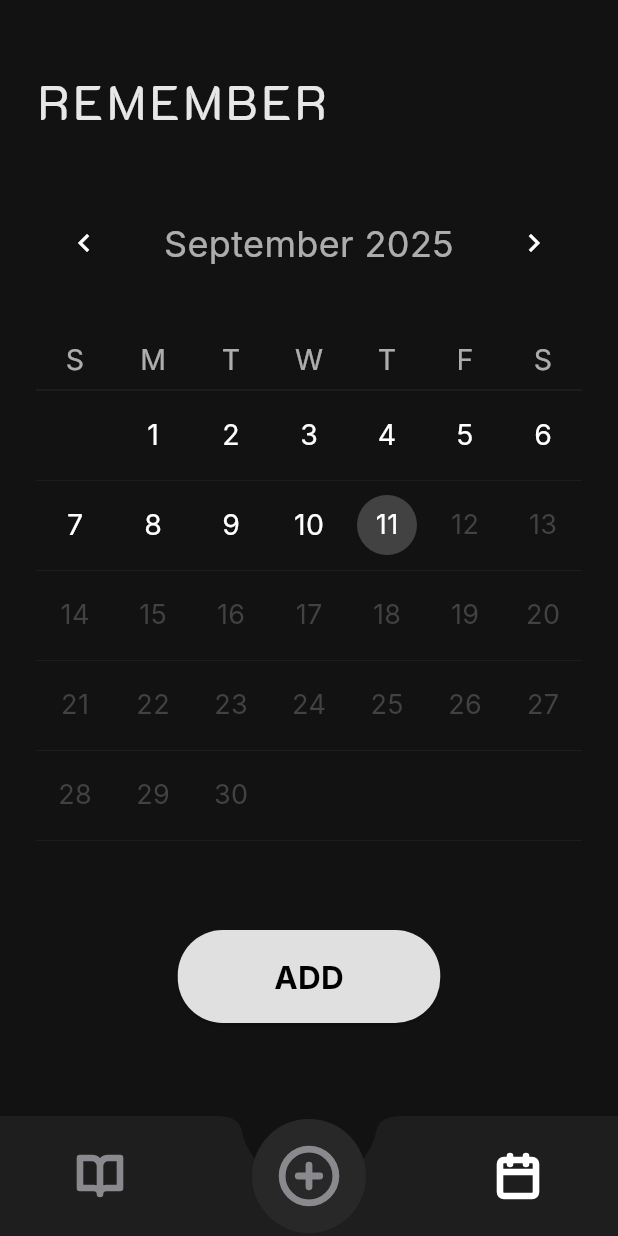
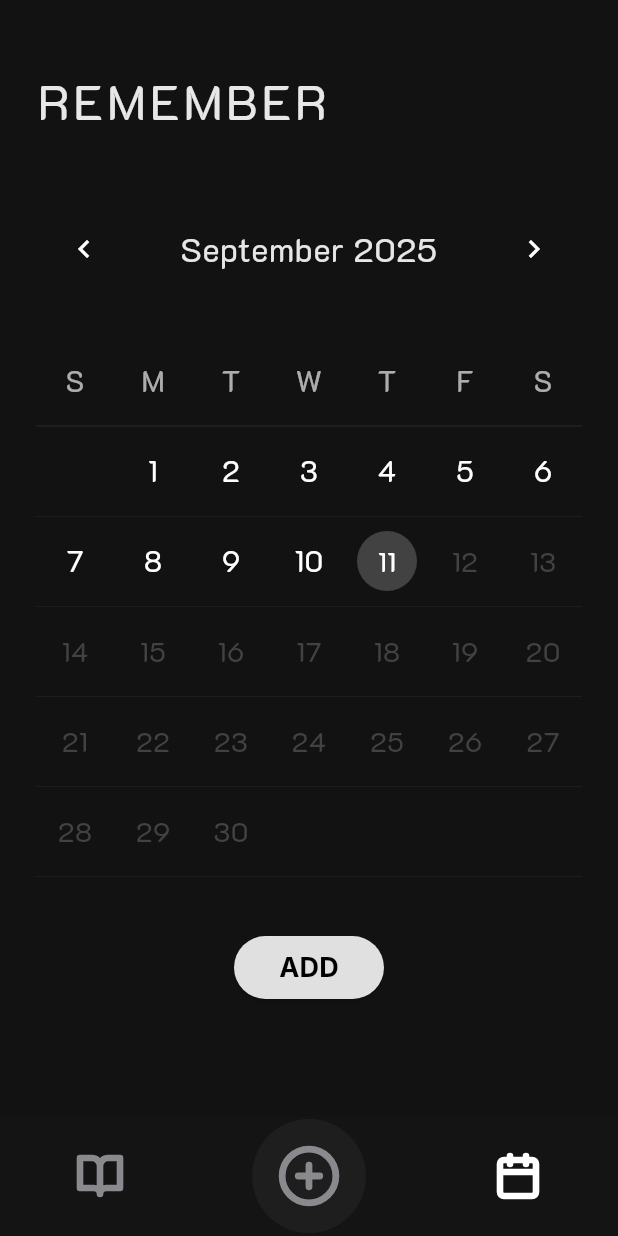
Before and after one commit to AQueMark/flutter_app_1, a Flutter app: the screen it shows after launch, item 3 of the bottom bar chosen, on a phone screen of 412 x 824 dp. Run offline on Flutter 3.47's test engine with Material 3 defaults, Android fonts, the phone set to English and light mode, and no system bars; drawn by our look-alikes of table_calendar; our stand-ins replace flutter_svg, sqflite; accounts and stored records are empty; Roboto replaces fonts that are missing (Inter).

Commit message:
fix: UI changes - font, bottombar, spacing

```diff
--- a/lib/screens/calendar_screen.dart
+++ b/lib/screens/calendar_screen.dart
@@ -59,7 +59,7 @@ class CalendarScreenState extends State<CalendarScreen> {
                   letterSpacing: 2.40,
                 ),
               ),
-              const SizedBox(height: 32),
+              const SizedBox(height: 36),
               Container(
                 decoration: BoxDecoration(
                   border: Border(
@@ -79,7 +79,7 @@ class CalendarScreenState extends State<CalendarScreen> {
                     });
                   },
                   rowHeight: 60,
-                  daysOfWeekHeight: 40,
+                  daysOfWeekHeight: 60,
                   enabledDayPredicate: (date) {
                     return !date.isAfter(DateTime.now());
                   },
@@ -87,23 +87,23 @@ class CalendarScreenState extends State<CalendarScreen> {
                     formatButtonVisible: false,
                     titleCentered: true,
                     titleTextStyle: const TextStyle(
-                      color: Color(0xB7EAEAEA),
-                      fontSize: 24,
-                      fontFamily: 'Inter',
+                      color: Color.fromARGB(255, 231, 229, 229),
+                      fontSize: 22,
+                      fontFamily: 'K2D',
                       fontWeight: FontWeight.w400,
                     ),
                     headerPadding: const EdgeInsets.only(top: 16.0, bottom: 34.0),
                   ),
                   daysOfWeekStyle: DaysOfWeekStyle(
-                    weekdayStyle: const TextStyle(color: Color(0xB7EAEAEA), fontSize: 19),
-                    weekendStyle: const TextStyle(color: Color(0xB7EAEAEA), fontSize: 19),
+                    weekdayStyle: const TextStyle(color: Color(0xB7EAEAEA), fontSize: 19,fontFamily: 'K2D'),
+                    weekendStyle: const TextStyle(color: Color(0xB7EAEAEA), fontSize: 19,fontFamily: 'K2D'),
                     decoration: BoxDecoration(
                       border: Border(bottom: BorderSide(color: Colors.grey.shade900, width: 0.5)),
                     ),
                   ),
                   calendarStyle: CalendarStyle(
-                    defaultTextStyle: const TextStyle(color: Colors.white, fontSize: 19),
-                    weekendTextStyle: const TextStyle(color: Colors.white, fontSize: 19),
+                    defaultTextStyle: const TextStyle(color: Colors.white, fontSize: 19,fontFamily: 'K2D'),
+                    weekendTextStyle: const TextStyle(color: Colors.white, fontSize: 19,fontFamily: 'K2D'),
                     outsideDaysVisible: false,
                     rowDecoration: BoxDecoration(
                       border: Border(top: BorderSide(color: Colors.grey.shade900, width: 0.5)),
@@ -113,7 +113,7 @@ class CalendarScreenState extends State<CalendarScreen> {
                     disabledBuilder: (context, date, events) => Center(
                       child: Text(
                         '${date.day}',
-                        style: TextStyle(color: Colors.grey.shade800, fontSize: 18),
+                        style: TextStyle(color: Colors.grey.shade800, fontSize: 18, fontFamily: 'K2D'),
                       ),
                     ),
                     dowBuilder: (context, day) {
@@ -121,7 +121,7 @@ class CalendarScreenState extends State<CalendarScreen> {
                       return Center(
                         child: Text(
                           text.substring(0, 1),
-                          style: const TextStyle(color: Color(0xB7EAEAEA), fontSize: 19),
+                          style: const TextStyle(color: Color(0xB7EAEAEA), fontSize: 19,fontFamily: 'K2D'),
                         ),
                       );
                     },
@@ -136,7 +136,7 @@ class CalendarScreenState extends State<CalendarScreen> {
                           ),
                           child: Text(
                             '${day.day}',
-                            style: const TextStyle(color: Colors.white, fontSize: 19),
+                            style: const TextStyle(color: Colors.white, fontSize: 19,fontFamily: 'K2D'),
                           ),
                         );
                       }
@@ -149,7 +149,7 @@ class CalendarScreenState extends State<CalendarScreen> {
                         color: Colors.grey.shade800,
                         shape: BoxShape.circle,
                       ),
-                      child: Text('${date.day}', style: const TextStyle(color: Colors.white, fontSize: 18)),
+                      child: Text('${date.day}', style: const TextStyle(color: Colors.white, fontSize: 18,fontFamily: 'K2D')),
                     ),
                   ),
                 ),
@@ -157,7 +157,7 @@ class CalendarScreenState extends State<CalendarScreen> {
               const Spacer(),
               Center(
                 child: SizedBox(
-                  width: 175,
+                  width: 100,
                   child: ElevatedButton(
                     onPressed: () {
                       // --- CHANGE: Use the callback to navigate ---
@@ -169,20 +169,20 @@ class CalendarScreenState extends State<CalendarScreen> {
                       shape: RoundedRectangleBorder(
                         borderRadius: BorderRadius.circular(30),
                       ),
-                      padding: const EdgeInsets.symmetric(horizontal: 60, vertical: 16),
+                      padding: const EdgeInsets.symmetric(horizontal: 24, vertical: 8),
                     ),
                     child: Text(
                       hasEntry ? 'VIEW' : 'ADD',
                       style: const TextStyle(
                         fontFamily: 'Inter',
                         fontWeight: FontWeight.bold,
-                        fontSize: 21,
+                        fontSize: 18,
                       ),
                     ),
                   ),
                 ),
               ),
-              const SizedBox(height: 62),
+              const SizedBox(height: 75),
             ],
           ),
         ),
--- a/lib/widgets/custom_bottom_nav_bar.dart
+++ b/lib/widgets/custom_bottom_nav_bar.dart
@@ -14,13 +14,12 @@ class CustomBottomNavBar extends StatelessWidget {
   @override
   Widget build(BuildContext context) {
     return BottomAppBar(
-      color: const Color(0xFF1E1E1E).withOpacity(0.98),
+      color: const Color.fromARGB(255, 20, 20, 20).withOpacity(0.98),
       height: 80,
       elevation: 0,
       padding: EdgeInsets.zero,
-      // This shape creates the "notch" for the floating action button
-      shape: const CircularNotchedRectangle(),
-      notchMargin: 8.0,
+
+      shape: null,
       child: Row(
         mainAxisAlignment: MainAxisAlignment.spaceAround,
         children: <Widget>[
@@ -70,7 +69,7 @@ class ReflectFloatingActionButton extends StatelessWidget {
           width: 76,
           height: 76,
           decoration: const BoxDecoration(
-            color: Color(0xFF282828),
+            color: Color.fromARGB(255, 30, 30, 30),
             shape: BoxShape.circle,
           ),
           child: Center(
```
Also changed, not shown: lib/screens/reflect_screen.dart (+23 -27 lines).
